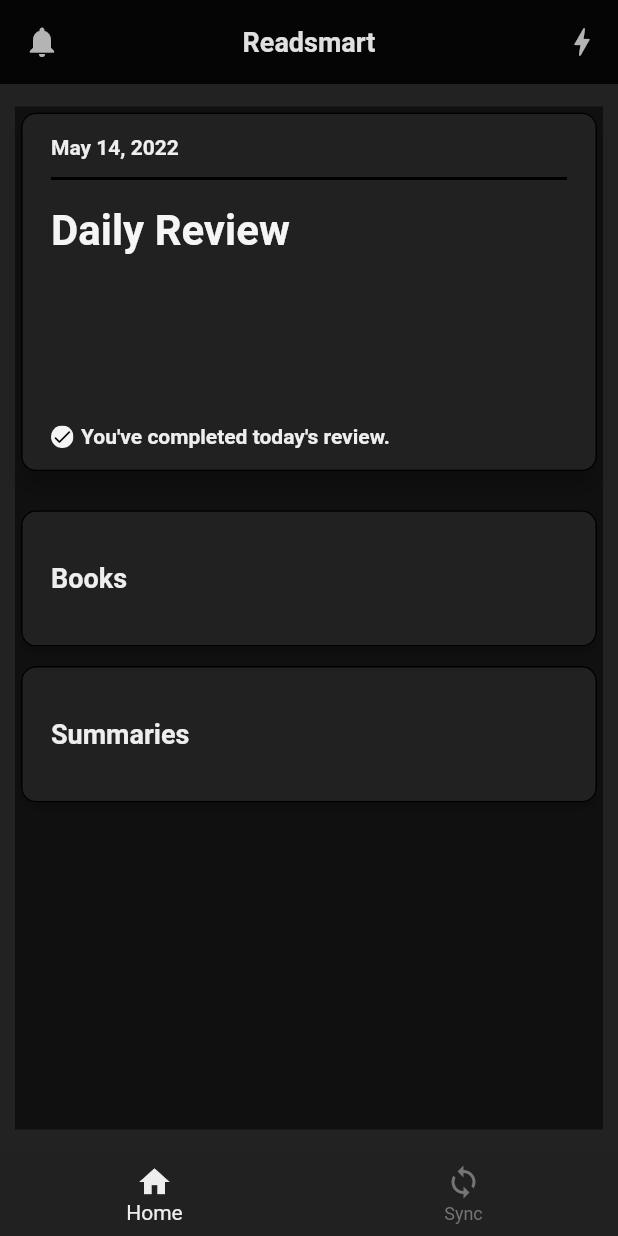
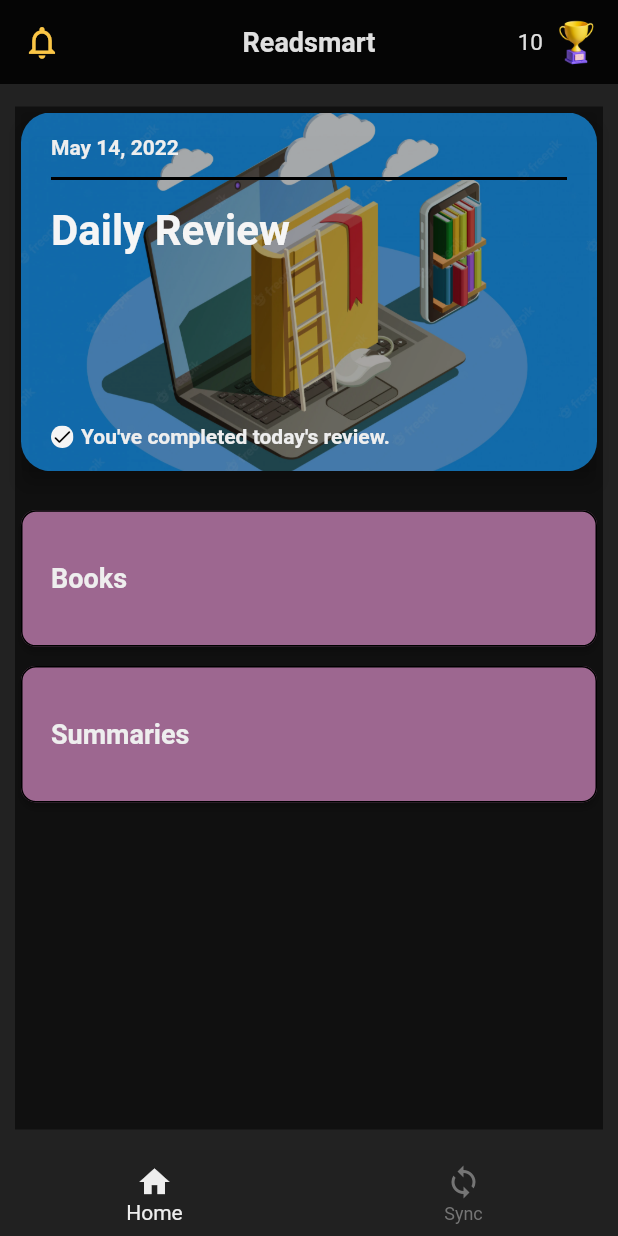
Before and after one commit to DaviRolim/read-smart, a Flutter app: the HomeScreen screen opened directly, on a phone screen of 412 x 824 dp. Run offline on Flutter 3.47's test engine with Material 2 defaults, Android fonts, the phone set to English and light mode, and no system bars; our stand-ins replace badges, cached_network_image, cloud_firestore, dartz, firebase_auth, firebase_core and 2 more; accounts and stored records are empty; generated files the repository leaves out were written again.

Commit message:
adding Icons in app bar

```diff
--- a/lib/screens/daily_review_screen.dart
+++ b/lib/screens/daily_review_screen.dart
@@ -51,7 +51,7 @@
               // I'm going to pre-built widget beforehand
               // And here I call myListWidget[0]
               // Doing that I can add the finish screen at the last position of the array.
-              child: build_highlight_card(
+              child: buildHighlightCard(
                   dailyReview.highlights[_selectedPageIndex]),
               duration: const Duration(seconds: 1),
             ),
@@ -87,7 +87,7 @@
               );
   }
 
-  Widget build_highlight_card(HighlightExtended highlight) {
+  Widget buildHighlightCard(HighlightExtended highlight) {
     return SingleChildScrollView(
       child: Container(
           margin: EdgeInsets.all(15.0),
--- a/lib/screens/home_screen.dart
+++ b/lib/screens/home_screen.dart
@@ -47,20 +47,18 @@
     return Scaffold(
       appBar: AppBar(
         elevation: 0,
-        leading: Icon(Icons.notifications, color: Colors.white70),
+        leading: Icon(Icons.notifications_outlined, color: Color(0xffFBC646), size: 26,),
         centerTitle: true,
         actions: <Widget>[
           // Add Text later to display the current streak
-          IconButton(
-            icon: const Icon(
-              Icons.bolt,
-              color: Colors.white70,
-            ),
-            tooltip: 'Streak',
-            onPressed: () {
-              // handle the press
-            },
-          ),
+          Center(
+              child: Text('10', style: Theme.of(context).textTheme.bodyMedium)),
+          SizedBox(width: 5),
+          Container(
+              padding: EdgeInsets.only(right: 10),
+              width: 45,
+              height: 45,
+              child: Image.asset('assets/icons/trophy-icon.png'))
         ],
         title: Text(
           'Readsmart',
--- a/lib/widgets/home/home_content.dart
+++ b/lib/widgets/home/home_content.dart
@@ -41,7 +41,7 @@
             side: BorderSide(width: 1),
             borderRadius: BorderRadius.circular(10),
           ),
-          color: Colors.grey[900],
+          color: Color(0xff9d6790),
           elevation: 2,
           child: Container(
               padding: EdgeInsets.symmetric(vertical: 15, horizontal: 20),
@@ -69,13 +69,18 @@
           Navigator.of(context).push(CustomPageRoute(DailyReviewScreen()));
         },
         child: Card(
-          shape: RoundedRectangleBorder(
-            side: BorderSide(width: 1),
-            borderRadius: BorderRadius.circular(10),
-          ),
-          color: Colors.grey[900],
           elevation: 5,
-          child: Padding(
+          color: Colors.transparent,
+          child: Container(
+              decoration: BoxDecoration(
+                borderRadius: BorderRadius.circular(20),
+                image: DecorationImage(
+                  image: AssetImage("assets/images/daily-review-bg.webp"),
+                  fit: BoxFit.cover,
+                  // colorFilter: ColorFilter.mode(Color(0xff466964), BlendMode.overlay),
+                  opacity: 0.65
+                ),
+              ),
               padding: EdgeInsets.symmetric(vertical: 15, horizontal: 20),
               child: Column(
                 crossAxisAlignment: CrossAxisAlignment.start,
--- a/pubspec.yaml
+++ b/pubspec.yaml
@@ -66,6 +66,9 @@
   # To add assets to your application, add an assets section, like this:
   assets:
     - assets/images/read-smart-home.png
+    - assets/images/daily-review-bg.webp
+    - assets/icons/trophy-icon.png
+    - assets/icons/bell-icon.png
   #   - images/a_dot_ham.jpeg
 
   # An image asset can refer to one or more resolution-specific "variants", see
```
Also changed, not shown: assets/icons/bell-icon.png (added), assets/icons/trophy-icon.png (added), assets/images/daily-review-bg.webp (added).
